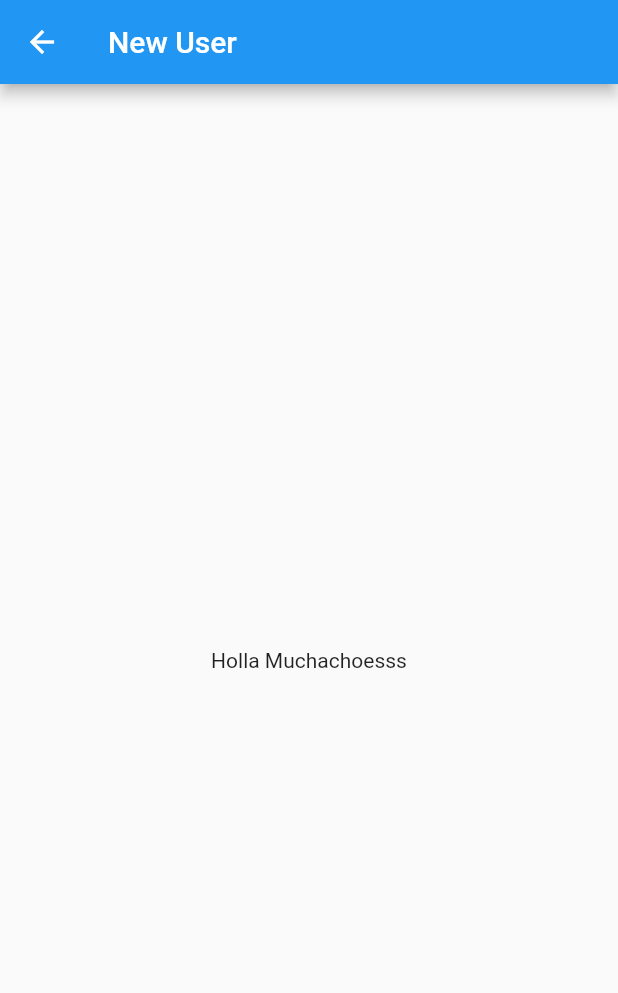
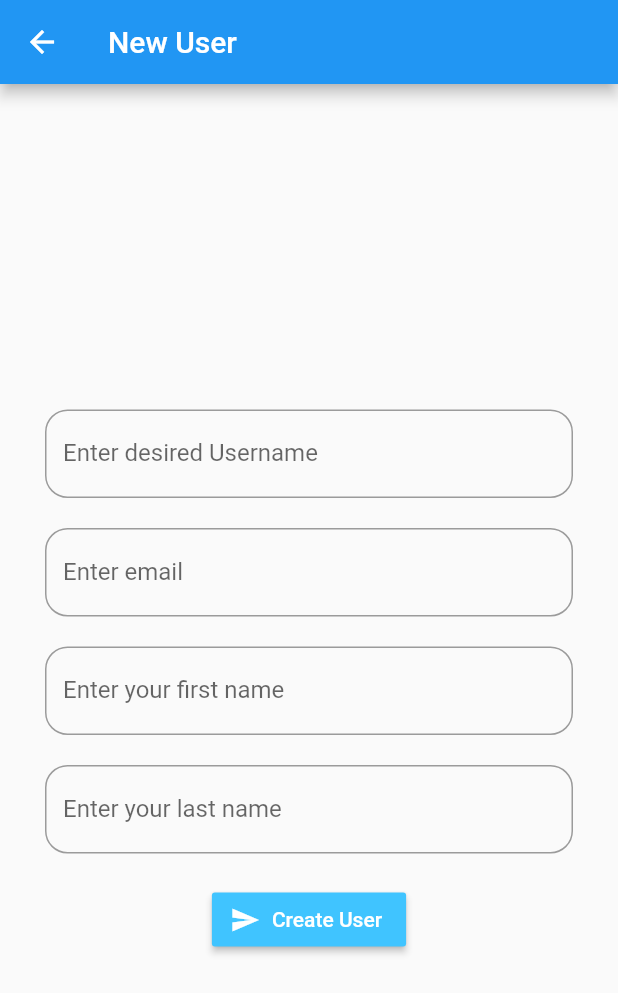
Before and after one commit to kvaishak/twitter-flutter, a Flutter app: the NewUser screen opened directly, on a phone screen of 412 x 824 dp. Shown: the top 993 px of the screen. Run offline on Flutter 3.47's test engine with Material 2 defaults, Android fonts, the phone set to English and light mode, and no system bars; our stand-ins replace date_format, fluttertoast; network calls fail; Roboto replaces fonts that are missing (Poppins).

Commit message:
some final touches

```diff
--- a/lib/Pages/new_user.dart
+++ b/lib/Pages/new_user.dart
@@ -1,21 +1,205 @@
 import 'package:flutter/material.dart';
 import 'package:http/http.dart' as http;
-import 'package:twitter/Pages/profile.dart';
 import 'dart:convert';
+import 'package:fluttertoast/fluttertoast.dart';
 
-import 'package:twitter/Pages/user_list.dart';
+class NewUser extends StatefulWidget {
+  @override
+  _NewUser createState() => _NewUser();
+}
 
-class NewUser extends StatelessWidget{
-
+class _NewUser extends State<NewUser> {
   @override
   Widget build(BuildContext context) {
+    String _username;
+    String _email;
+    String _firstname;
+    String _lastname;
+
+    final GlobalKey<FormState> _formKey = GlobalKey<FormState>();
+
+    Future<List<dynamic>> sendTweet() async {
+      final String apiUrl = "http://localhost:8282/user/new";
+
+      final response = await http.post(apiUrl,
+          body: jsonEncode(<String, String>{
+            'username': _username,
+            'useremail': _email,
+            'firstname': _firstname,
+            'lastname': _lastname
+          }));
+
+      var msg = "User Successfully Created";
+      var bgColor = Colors.green;
+      if (response.statusCode != 200) {
+        msg = "Error in creating new user. Please Try again";
+        bgColor = Colors.red;
+      }
+      print(response.body);
+
+      //Alert
+      Fluttertoast.showToast(
+          msg: msg,
+          toastLength: Toast.LENGTH_SHORT,
+          gravity: ToastGravity.TOP,
+          timeInSecForIosWeb: 2,
+          backgroundColor: bgColor,
+          textColor: Colors.white,
+          fontSize: 16.0);
+    }
+
+    Widget _buildUsername() {
+      return (new TextFormField(
+        maxLines: 1,
+        decoration: new InputDecoration(
+          labelText: 'Enter desired Username',
+          fillColor: Colors.white,
+          border: new OutlineInputBorder(
+            borderRadius: new BorderRadius.circular(15.0),
+            borderSide: new BorderSide(),
+          ),
+          //fillColor: Colors.green
+        ),
+        validator: (String value) {
+          if (value.isEmpty) {
+            return "Username is required";
+          }
+          return null;
+        },
+        onSaved: (String value) {
+          _username = value;
+        },
+        keyboardType: TextInputType.emailAddress,
+        style: new TextStyle(
+          fontFamily: "Poppins",
+        ),
+      ));
+    }
+
+    Widget _buildEmail() {
+      return (new TextFormField(
+        maxLines: 1,
+        decoration: new InputDecoration(
+          labelText: 'Enter email',
+          fillColor: Colors.white,
+          border: new OutlineInputBorder(
+            borderRadius: new BorderRadius.circular(15.0),
+            borderSide: new BorderSide(),
+          ),
+          //fillColor: Colors.green
+        ),
+
+        validator: (String value) {
+          if (value.isEmpty) {
+            return "Email is required";
+          }
+          return null;
+        },
+        onSaved: (String value) {
+          _email = value;
+        },
+        // keyboardType: TextInputType.emailAddress,
+        style: new TextStyle(
+          fontFamily: "Poppins",
+        ),
+      ));
+    }
+
+    Widget _buildFirstname() {
+      return (new TextFormField(
+        maxLines: 1,
+        decoration: new InputDecoration(
+          labelText: 'Enter your first name',
+          fillColor: Colors.white,
+          border: new OutlineInputBorder(
+            borderRadius: new BorderRadius.circular(15.0),
+            borderSide: new BorderSide(),
+          ),
+          //fillColor: Colors.green
+        ),
+
+        validator: (String value) {
+          return null;
+        },
+        onSaved: (String value) {
+          _firstname = value;
+        },
+        // keyboardType: TextInputType.emailAddress,
+        style: new TextStyle(
+          fontFamily: "Poppins",
+        ),
+      ));
+    }
+
+    Widget _buildLastname() {
+      return (new TextFormField(
+        maxLines: 1,
+        decoration: new InputDecoration(
+          labelText: 'Enter your last name',
+          fillColor: Colors.white,
+          border: new OutlineInputBorder(
+            borderRadius: new BorderRadius.circular(15.0),
+            borderSide: new BorderSide(),
+          ),
+          //fillColor: Colors.green
+        ),
+
+        validator: (String value) {
+          return null;
+        },
+        onSaved: (String value) {
+          _lastname = value;
+        },
+        // keyboardType: TextInputType.emailAddress,
+        style: new TextStyle(
+          fontFamily: "Poppins",
+        ),
+      ));
+    }
+
+    Widget _buildSubmit() {
+      return new RaisedButton.icon(
+        textColor: Colors.white,
+        color: Colors.lightBlueAccent,
+        onPressed: () {
+          if (!_formKey.currentState.validate()) {
+            return;
+          }
+          _formKey.currentState.save();
+          sendTweet();
+          _formKey.currentState.reset();
+        },
+        icon: Icon(Icons.send, size: 20),
+        label: Text("Create User"),
+      );
+    }
+
     return Scaffold(
       appBar: AppBar(
-        title: Text('New User'),
+        title: Text("New User"),
       ),
-      body: Center(
-        child: Container(
-            child: Text("Holla Muchachoesss")
+      body: Container(
+        margin: EdgeInsets.fromLTRB(30, 30, 30, 0),
+        child: Center(
+          child: Form(
+            key: _formKey,
+            child: SingleChildScrollView(
+              child: Column(
+                mainAxisAlignment: MainAxisAlignment.center,
+                children: <Widget>[
+                  _buildUsername(),
+                  new Padding(padding: EdgeInsets.only(top: 20.0)),
+                  _buildEmail(),
+                  new Padding(padding: EdgeInsets.only(top: 20.0)),
+                  _buildFirstname(),
+                  new Padding(padding: EdgeInsets.only(top: 20.0)),
+                  _buildLastname(),
+                  new Padding(padding: EdgeInsets.only(top: 20.0)),
+                  _buildSubmit(),
+                ],
+              ),
+            ),
+          ),
         ),
       ),
     );
```
Also changed, not shown: lib/Pages/new_tweet.dart (+31 -61 lines), lib/main.dart (+13 -13 lines).
